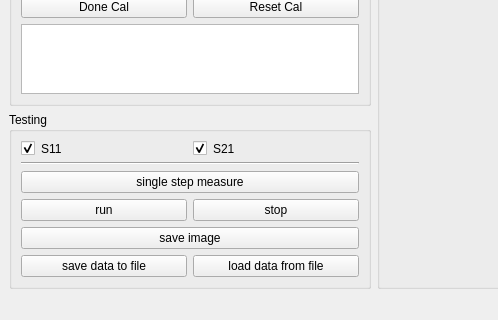
First picture: the form in mainwindow.ui, repository JustLikeUserName/nanoVNA-F, before the edit; both pictures show x 0 to 498 and y 389 to 709 of the 1448 by 709 pixel window.
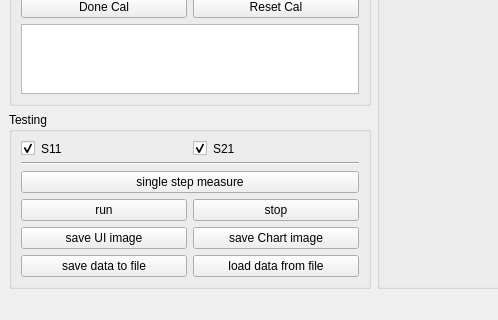
Second picture: the form after the edit. Custom widgets are drawn as their Qt base class.

Diff of the .ui file:
```diff
--- a/mainwindow.ui
+++ b/mainwindow.ui
@@ -317,10 +317,17 @@
            </property>
           </widget>
          </item>
-         <item row="4" column="0" colspan="2">
+         <item row="4" column="1">
           <widget class="QPushButton" name="pbSaveImage">
            <property name="text">
-            <string>save image</string>
+            <string>save Chart image</string>
+           </property>
+          </widget>
+         </item>
+         <item row="4" column="0">
+          <widget class="QPushButton" name="pbSaveUIImage">
+           <property name="text">
+            <string>save UI image</string>
            </property>
           </widget>
          </item>
```
